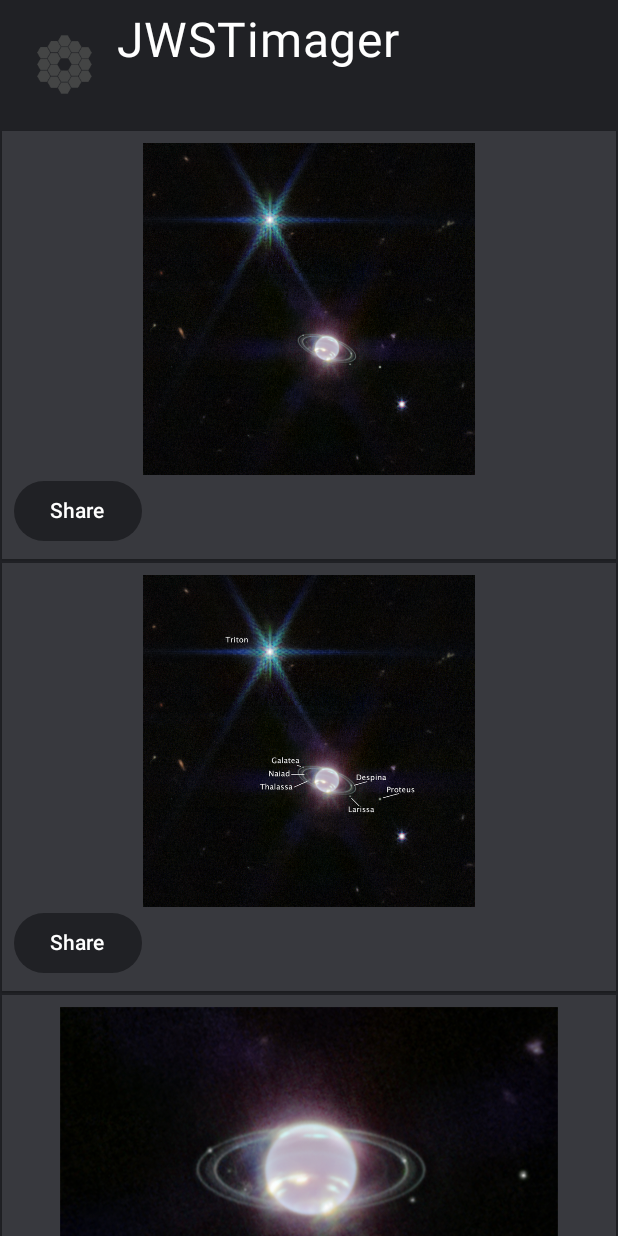
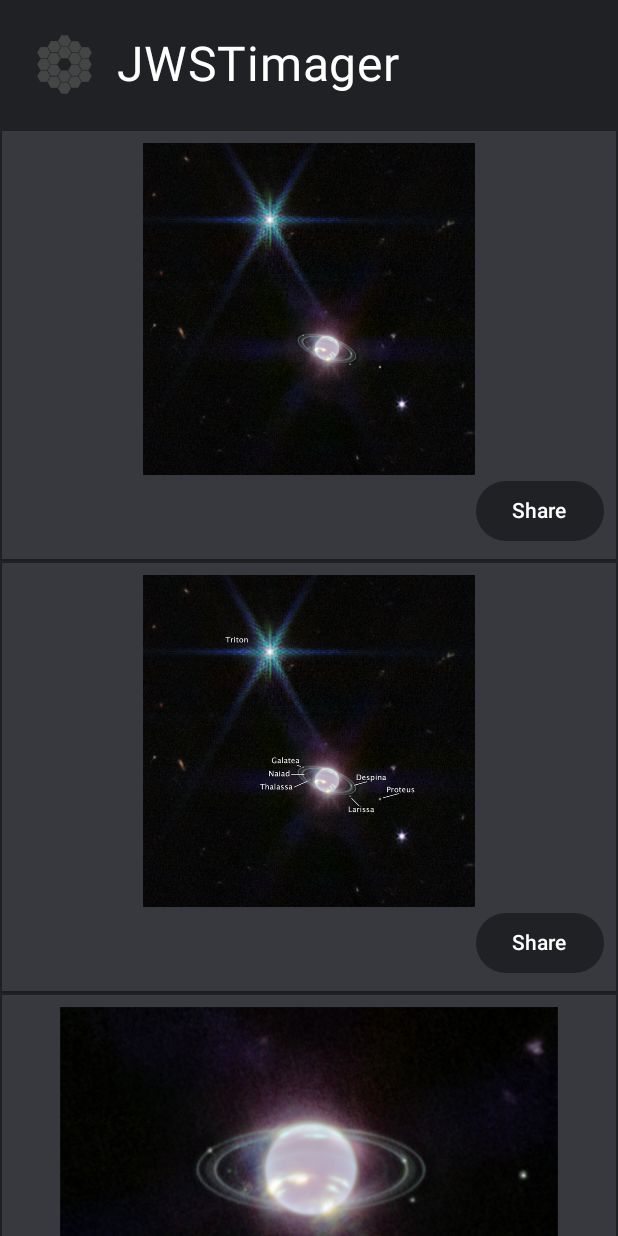
Before and after one commit to Drew-Woodz/JWSTimager, an Android app built with Jetpack Compose: the screen it shows after launch (MainActivity), on a phone screen of 412 x 824 dp. Run offline under Robolectric (Android 15) with nearby library versions, the phone set to English and light mode, and no system bars; pictures from the network do not load.

Commit message:
Centered title bar & right justified share button

```diff
--- a/app/src/main/java/com/example/jwstimager/MainActivity.kt
+++ b/app/src/main/java/com/example/jwstimager/MainActivity.kt
@@ -24,6 +24,7 @@ import androidx.compose.material3.MaterialTheme
 import androidx.compose.material3.Surface
 import androidx.compose.material3.Text
 import androidx.compose.runtime.*
+import androidx.compose.ui.Alignment
 import androidx.compose.ui.Modifier
 import androidx.compose.ui.graphics.Color
 import androidx.compose.ui.platform.LocalContext
@@ -91,7 +92,7 @@ fun ImageCard(image: ImageData) {
 
             val context = LocalContext.current
 
-            Button(
+            Button(modifier = Modifier.align(Alignment.End),
                 onClick={
 
                     context.sharing(image.rsc_id)
@@ -106,9 +107,8 @@ fun ImageCard(image: ImageData) {
                         )
                     }
                     */
-
-
-                }) {
+                }
+            ) {
                 Text(text = "Share", color = Color.White)
             }
 
@@ -150,8 +150,6 @@ fun Context.sharing(imageName: Int){
         type = "image/png"
         putExtra(Intent.EXTRA_STREAM, uriPath)
     }
-
-
     startActivity(shareIntent)
 }
 
@@ -168,33 +166,23 @@ fun ScrollingList(imageList: List<ImageData>) {
 @Composable
 fun TitleBar() {
 
-    Row(modifier = Modifier.padding(all = 8.dp)) {
+    Row(modifier = Modifier.padding(all = 8.dp), verticalAlignment = Alignment.CenterVertically) {
             Image(
                 painter = painterResource(id = R.mipmap.ic_launcher_foreground),
                 contentDescription = "logo",
                 modifier = Modifier.size(70.dp, 70.dp)
 
             )
-            Column() {
+            //Column() {
                 Text("JWSTimager",
                     color = Color.White,
-                    textAlign = TextAlign.Justify,
+                    //textAlign = TextAlign.Justify,
                     fontSize = 32.sp)
                 // style = MaterialTheme.typography.headlineMedium
-            }
+            //}
 
         }
 }
-
-//@Preview(showBackground = true)
-//@Composable
-//fun DefaultPreview() {
-//    JWSTimagerTheme {
-//        Surface {
-//            MessageCard(msg = Message("John", "Sup Sup. This is a test composable!"))
-//        }
-//    }
-//}
 
 @Preview(showBackground = true)
 @Composable
--- a/build.gradle
+++ b/build.gradle
@@ -4,8 +4,8 @@ buildscript {
     }
 }// Top-level build file where you can add configuration options common to all sub-projects/modules.
 plugins {
-    id 'com.android.application' version '7.3.0' apply false
-    id 'com.android.library' version '7.3.0' apply false
+    id 'com.android.application' version '7.3.1' apply false
+    id 'com.android.library' version '7.3.1' apply false
     id 'org.jetbrains.kotlin.android' version '1.5.31' apply false
 }
 
```
